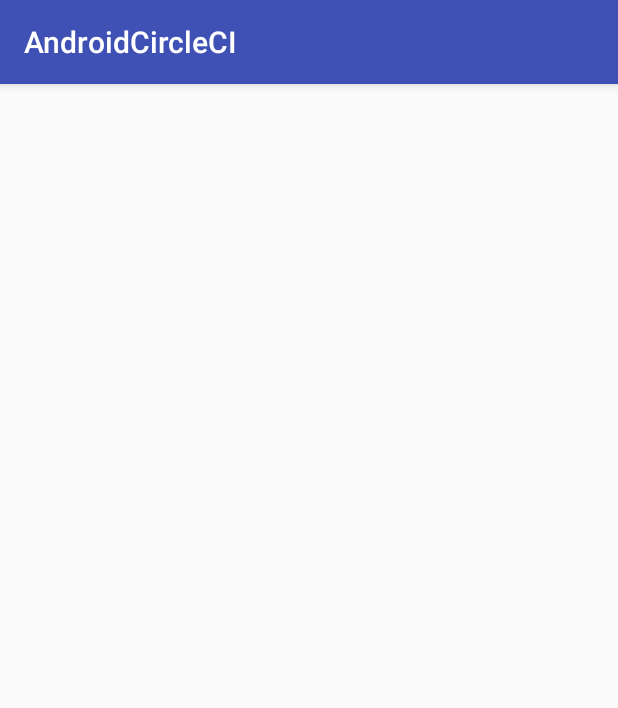
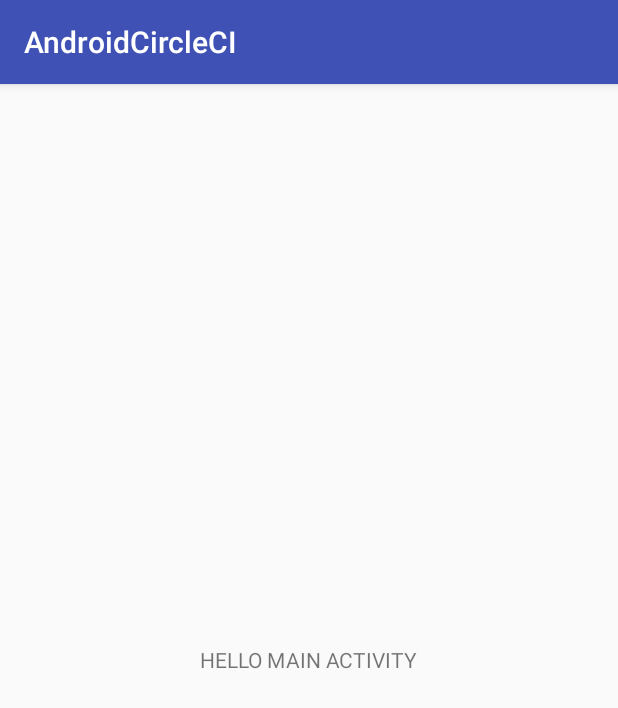
Before and after one commit to belalfyndiq/AndroidCircleCI, an Android app: the screen it shows after launch (MainActivity), on a phone screen of 412 x 824 dp. Shown: the top 708 px of the screen. Run offline under Robolectric (Android 15) with nearby library versions, the phone set to English and light mode, and no system bars; libraries missing offline, so code that uses them is left out: com.crashlytics.android, io.fabric.sdk; 1 statement that could not run was skipped.

Commit message:
Add Main activity layout.

```diff
--- a/app/src/main/java/com/example/belalmohamed/androidcircleci/MainActivity.java
+++ b/app/src/main/java/com/example/belalmohamed/androidcircleci/MainActivity.java
@@ -3,7 +3,9 @@ package com.example.belalmohamed.androidcircleci;
 import android.os.Bundle;
 import android.support.annotation.Nullable;
 import android.support.v7.app.AppCompatActivity;
+
 import com.crashlytics.android.Crashlytics;
+
 import io.fabric.sdk.android.Fabric;
 
 /**
@@ -15,6 +17,7 @@ public class MainActivity extends AppCompatActivity {
     @Override
     protected void onCreate(@Nullable Bundle savedInstanceState) {
         super.onCreate(savedInstanceState);
+        setContentView(R.layout.activity_main);
         Fabric.with(this, new Crashlytics());
     }
 }
--- /dev/null
+++ b/app/src/main/res/layout/activity_main.xml
@@ -0,0 +1,13 @@
+<?xml version="1.0" encoding="utf-8"?>
+<FrameLayout xmlns:android="http://schemas.android.com/apk/res/android"
+    android:orientation="vertical"
+    android:layout_width="match_parent"
+    android:layout_height="match_parent">
+
+    <TextView
+        android:layout_width="wrap_content"
+        android:layout_height="wrap_content"
+        android:layout_gravity="center"
+        android:text="HELLO MAIN ACTIVITY"/>
+
+</FrameLayout>
```
